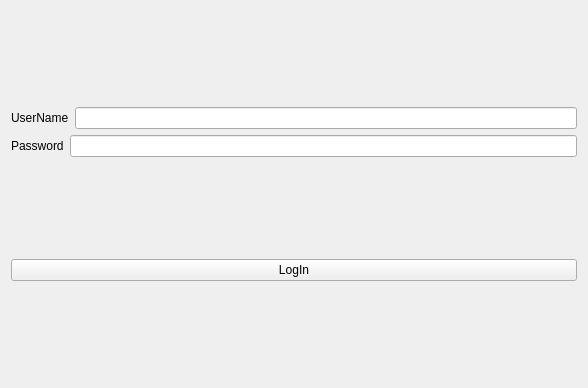
Qt form loginform.ui (PranaySPatil/Art-Store-Management-System) before a commit.
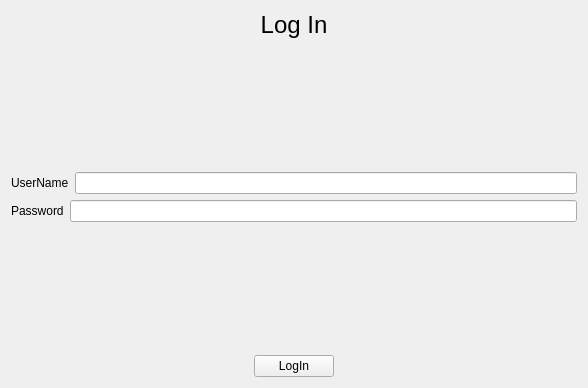
The same form after that commit.

Commit message: LogIn Screen Done

What changed in the file:
```diff
--- a/loginform.ui
+++ b/loginform.ui
@@ -15,8 +15,34 @@
   </property>
   <layout class="QGridLayout" name="gridLayout">
    <item row="0" column="0">
-    <layout class="QVBoxLayout" name="verticalLayout">
-     <item>
+    <widget class="QLabel" name="labelWelcome">
+     <property name="font">
+      <font>
+       <pointsize>18</pointsize>
+      </font>
+     </property>
+     <property name="text">
+      <string>Log In</string>
+     </property>
+     <property name="alignment">
+      <set>Qt::AlignCenter</set>
+     </property>
+    </widget>
+   </item>
+   <item row="1" column="0">
+    <spacer name="verticalSpacer_2">
+     <property name="orientation">
+      <enum>Qt::Vertical</enum>
+     </property>
+     <property name="sizeHint" stdset="0">
+      <size>
+       <width>20</width>
+       <height>118</height>
+      </size>
+     </property>
+    </spacer>
+   </item>
+   <item row="2" column="0">
       <layout class="QHBoxLayout" name="horizontalLayout">
        <item>
         <widget class="QLabel" name="label">
@@ -30,7 +56,7 @@
        </item>
       </layout>
      </item>
-     <item>
+   <item row="3" column="0">
       <layout class="QHBoxLayout" name="horizontalLayout_2">
        <item>
         <widget class="QLabel" name="label_2">
@@ -48,14 +74,55 @@
        </item>
       </layout>
      </item>
-    </layout>
+   <item row="4" column="0">
+    <spacer name="verticalSpacer">
+     <property name="orientation">
+      <enum>Qt::Vertical</enum>
+     </property>
+     <property name="sizeHint" stdset="0">
+      <size>
+       <width>20</width>
+       <height>118</height>
+      </size>
+     </property>
+    </spacer>
    </item>
-   <item row="1" column="0">
+   <item row="5" column="0">
+    <layout class="QHBoxLayout" name="horizontalLayout_3">
+     <item>
+      <spacer name="horizontalSpacer">
+       <property name="orientation">
+        <enum>Qt::Horizontal</enum>
+       </property>
+       <property name="sizeHint" stdset="0">
+        <size>
+         <width>40</width>
+         <height>20</height>
+        </size>
+       </property>
+      </spacer>
+     </item>
+     <item>
     <widget class="QPushButton" name="pushButtonLogin">
      <property name="text">
       <string>LogIn</string>
      </property>
     </widget>
+     </item>
+     <item>
+      <spacer name="horizontalSpacer_2">
+       <property name="orientation">
+        <enum>Qt::Horizontal</enum>
+       </property>
+       <property name="sizeHint" stdset="0">
+        <size>
+         <width>40</width>
+         <height>20</height>
+        </size>
+       </property>
+      </spacer>
+     </item>
+    </layout>
    </item>
   </layout>
  </widget>
```
Lines whose indentation alone changed are shown as unchanged. The commit also changes 3 other files.
